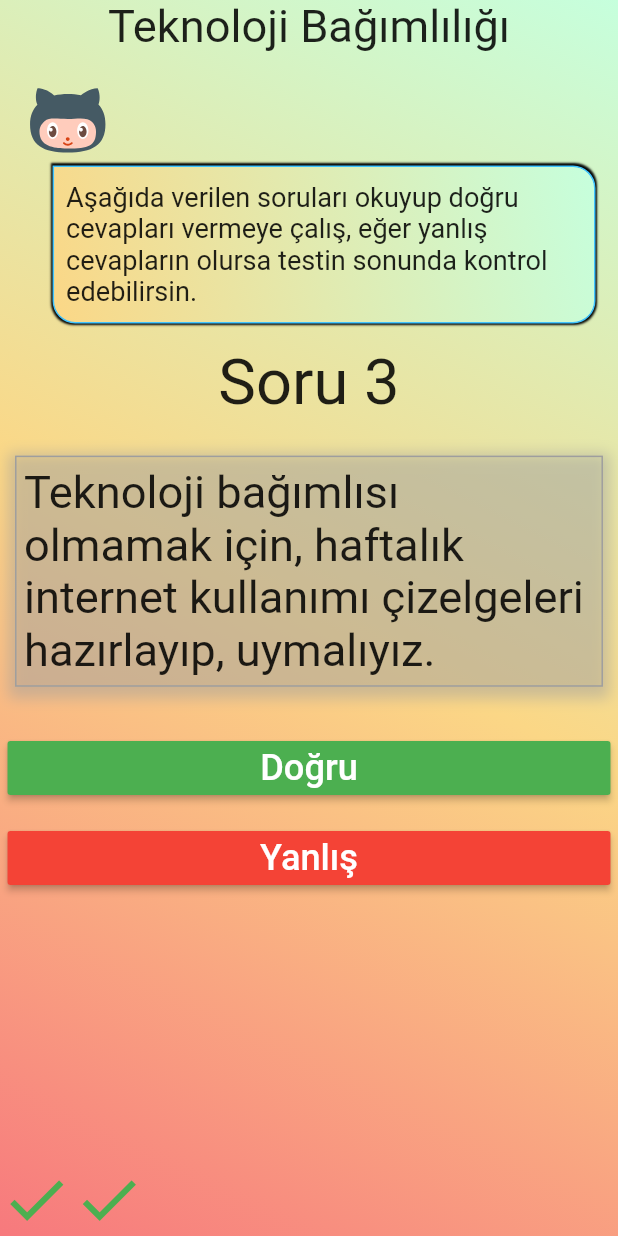
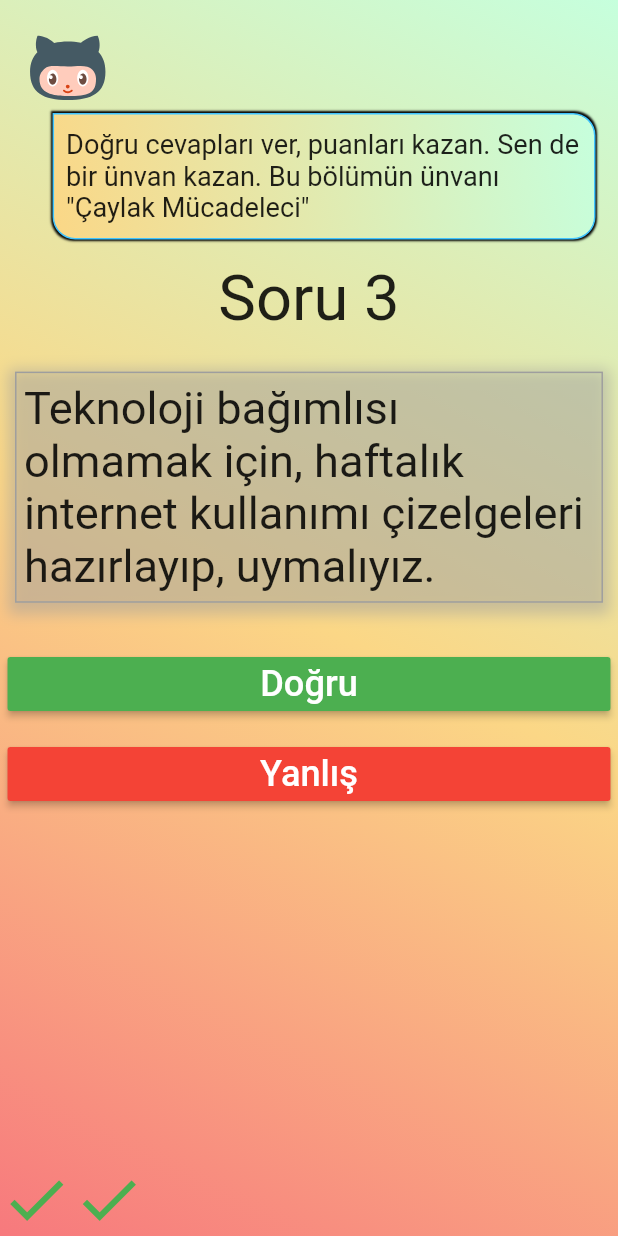
Before and after one commit to emrecoskun705/addiction_flutter, a Flutter app: the QuestionScreen screen opened directly with empty values, after a tap on "Doğru", after a tap on "Yanlış", on a phone screen of 412 x 824 dp. Run offline on Flutter 3.47's test engine with Material 2 defaults, Android fonts, the phone set to English and light mode, and no system bars; our stand-ins replace cloud_firestore, firebase_core, flutter_svg; missing offline and left inert: flutter_radio_group, gender_picker; accounts and stored records are empty.

Commit message:
Last question are added.

```diff
--- a/lib/main.dart
+++ b/lib/main.dart
@@ -1,4 +1,3 @@
-import 'package:addiction_app/screens/home_screen.dart';
 import 'package:addiction_app/screens/login_screen.dart';
 import 'package:firebase_core/firebase_core.dart';
 import 'package:flutter/material.dart';
@@ -34,11 +33,9 @@ class _MyAppState extends State<MyApp> {
             if (snapshot.hasError) {
               return Container();
             }
-
             if (snapshot.connectionState == ConnectionState.done) {
               return LoginScreen();
             }
-
             return Container();
           },
         ));
--- a/lib/screens/question_screen.dart
+++ b/lib/screens/question_screen.dart
@@ -4,7 +4,6 @@ import 'package:addiction_app/screens/widgets/info_bubble_widget.dart';
 import 'package:addiction_app/screens/widgets/rounded_button_widget.dart';
 import 'package:addiction_app/utils/question_bank.dart';
 import 'package:addiction_app/utils/size_config.dart';
-import 'package:awesome_dialog/awesome_dialog.dart';
 import 'package:cloud_firestore/cloud_firestore.dart';
 import 'package:flutter/material.dart';
 import 'package:addiction_app/constants.dart';
@@ -61,8 +60,6 @@ class _QuestionScreenState extends State<QuestionScreen> {
     size: getProportionateScreenHeight(40),
   );
 
-  void goBackPreviousQuestion() {}
-
   Future addTaskResult() {
     CollectionReference result =
         FirebaseFirestore.instance.collection('results');
@@ -71,16 +68,13 @@ class _QuestionScreenState extends State<QuestionScreen> {
       'bagimlilikTuru': chosenType,
       'dogruSayisi': trueCount,
       'yanlisSayisi': falseCount,
-      'kullaniciSkoru': userScoreList,
-      'olusturuldu': FieldValue.serverTimestamp()
+      'kullaniciSkoru': userScoreList
     });
   }
 
   @override
   Widget build(BuildContext context) {
-    return WillPopScope(
-      onWillPop: () async => false,
-      child: Scaffold(
+    return Scaffold(
       body: Container(
         decoration: BoxDecoration(
           gradient: LinearGradient(
@@ -99,25 +93,17 @@ class _QuestionScreenState extends State<QuestionScreen> {
               Column(
                 crossAxisAlignment: CrossAxisAlignment.stretch,
                 children: [
-                    Center(
-                      child: Text(
-                        '$chosenType Bağımlılığı',
-                        style: TextStyle(
-                            fontSize: getProportionateScreenHeight(25)),
-                      ),
-                    ),
                   InfoBubbleWidget(
                       message:
-                            'Aşağıda verilen soruları okuyup doğru cevapları vermeye çalış, eğer yanlış cevapların olursa testin sonunda kontrol edebilirsin.'),
+                          'Doğru cevapları ver, puanları kazan. Sen de bir ünvan kazan. Bu bölümün ünvanı "Çaylak Mücadeleci"'),
                   Center(
                     child: Text(
                       'Soru ${questionNumber > questions.length - 1 ? questions.length : questionNumber + 1}',
-                        style: TextStyle(
-                            fontSize: getProportionateScreenHeight(35)),
+                      style:
+                          TextStyle(fontSize: getProportionateScreenHeight(35)),
                     ),
                   ),
-                    buildQuestion(questions[
-                            questionNumber > questions.length - 1
+                  buildQuestion(questions[questionNumber > questions.length - 1
                           ? questions.length - 1
                           : questionNumber]
                       .question),
@@ -130,15 +116,6 @@ class _QuestionScreenState extends State<QuestionScreen> {
                           trueFalseList.add(trueIcon);
                           userScoreList.add('Dogru');
                         } else {
-                            // if answer is false show a dialog about correct answer
-                            await (AwesomeDialog(
-                              context: context,
-                              dialogType: DialogType.ERROR,
-                              width: getProportionateScreenWidth(380),
-                              title: 'Yanlış cevap verdiniz',
-                              desc: questions[questionNumber].info,
-                              showCloseIcon: true,
-                            ).show());
                           falseCount++;
                           trueFalseList.add(falseIcon);
                           userScoreList.add('Yanlis');
@@ -154,9 +131,7 @@ class _QuestionScreenState extends State<QuestionScreen> {
                           showDialog(
                             context: context,
                             barrierDismissible: false,
-                              builder: (context) => WillPopScope(
-                                onWillPop: () async => false,
-                                child: AlertDialog(
+                            builder: (context) => AlertDialog(
                               title: Text('Sonuç'),
                               content: Text(
                                   'Sonuçlarınızı göndermek için lütfen butona tıklayınız.'),
@@ -171,8 +146,7 @@ class _QuestionScreenState extends State<QuestionScreen> {
                                                   ConfirmScreen(
                                                     trueCount: trueCount,
                                                     falseCount: falseCount,
-                                                        scoreList:
-                                                            userScoreList,
+                                                    scoreList: userScoreList,
                                                     falseQuestions:
                                                         falseQuestions,
                                                   )),
@@ -180,7 +154,6 @@ class _QuestionScreenState extends State<QuestionScreen> {
                                     },
                                     child: Text('Gönder'))
                               ],
-                                ),
                             ),
                           );
                         }
@@ -194,15 +167,6 @@ class _QuestionScreenState extends State<QuestionScreen> {
                           trueFalseList.add(trueIcon);
                           userScoreList.add('Dogru');
                         } else {
-                            // if answer is false show a dialog about correct answer
-                            await (AwesomeDialog(
-                              context: context,
-                              dialogType: DialogType.ERROR,
-                              width: getProportionateScreenWidth(380),
-                              title: 'Yanlış cevap verdiniz',
-                              desc: questions[questionNumber].info,
-                              showCloseIcon: true,
-                            ).show());
                           trueFalseList.add(falseIcon);
                           falseCount++;
                           userScoreList.add('Yanlis');
@@ -254,7 +218,6 @@ class _QuestionScreenState extends State<QuestionScreen> {
           ),
         ),
       ),
-      ),
     );
   }
 
--- a/lib/utils/question_bank.dart
+++ b/lib/utils/question_bank.dart
@@ -96,5 +96,19 @@ class QuestionBank {
         'Dertlerden kaçmanın, unutmanın tek yolu alkol kullanmaktır.',
         false,
         'Dertlerden kaçmanın yolu olarak görmek yanlıştır, sosyal hayatta dertlerimizi çözmek için gerçek hayattan uzak olmamamız gerekir ve bu yüzden alkol kullanılmamalıdır.'),
+    Question(
+        "Çoğu kez, istendiğinden daha fazla ya da daha uzun süreli olarak alkol alınması, Alkol bağımlılığının temel etkilerinden biridir.",
+        true,
+        "Alkol bağımlıları kendine engel olamadığı için istediğinden fazla alkol tüketmektedir."),
+    Question("Alkol bağımlılığında tek tip bir tedavi kullanılır. ", false,
+        "Hayır, Tedavi hastanın ihtiyaçlarına göre seçilmelidir."),
+    Question(
+        "Alkol bağımlısı insanlarla görüşmeyin ve onlardan uzak durun.",
+        false,
+        "Bağımlılık tedavi metotları hakkında bilgi sahibi olun. Bağımlıya bunlardan bahsedin ve bu konu hakkında bilgilendirin."),
+    Question("Alkol bağımlılığından kurtulmak mümkündür.", true,
+        "Alkol iyileşebilen bir beyin hastalığıdır. Alkolü bırakmak zor olabilir, ancak bağımlılık üzerine uzman bir ekipten destek alarak kurtulmak mümkündür."),
+    Question("Aşırı alkol kullanımı ölüm riskine neden olmaz.", false,
+        "Yapılan araştırmalara göre alkolün riskli kullanımına bağlı olarak dünya çapında 3 milyon ölümün gerçekleştiği bilinmektedir."),
   ];
 }
```
Also changed, not shown: pubspec.lock. Lines whose indentation alone changed are shown as unchanged.
